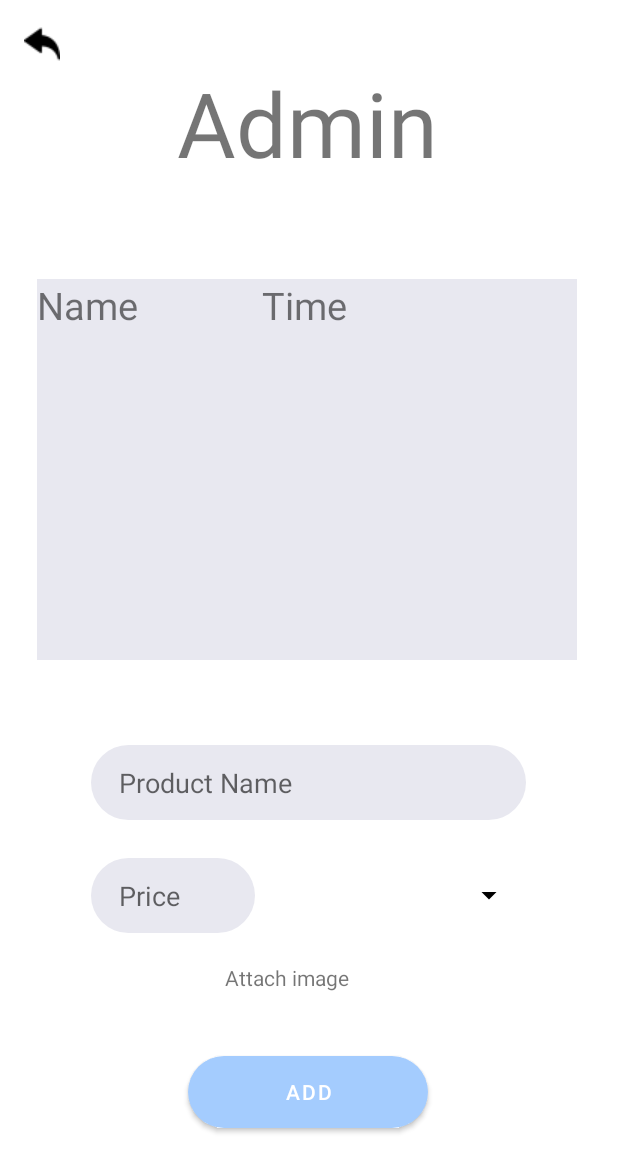
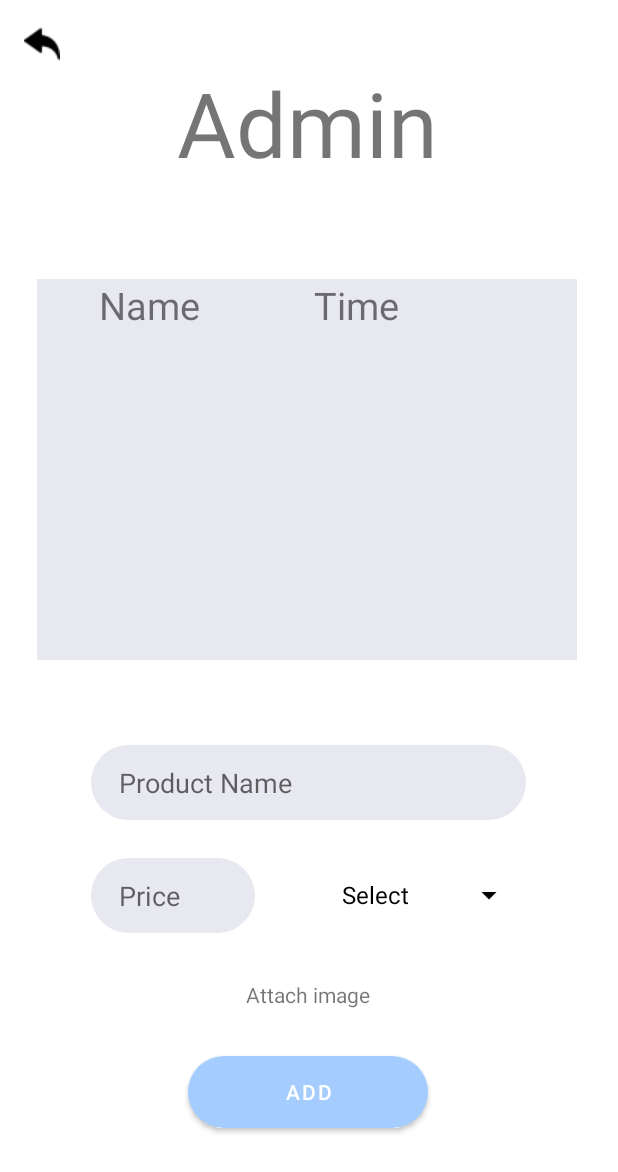
Before and after one commit to Mhmdbaba/CSC498G_FinalProject_BarberApp, an Android app: the admin screen opened directly, with no data from a screen before it, on a phone screen of 412 x 824 dp. Shown: the top 1172 px of the screen. Run offline under Robolectric (Android 15) with nearby library versions, the phone set to English and light mode, and no system bars.

Commit message:
commit 21

```diff
--- a/app/src/main/AndroidManifest.xml
+++ b/app/src/main/AndroidManifest.xml
@@ -9,6 +9,9 @@
         android:roundIcon="@mipmap/ic_launcher_round"
         android:supportsRtl="true"
         android:theme="@style/Theme.Barber">
+        <activity
+            android:name=".Catalogue"
+            android:exported="false" />
         <activity
             android:name=".admin"
             android:exported="false" />
--- a/app/src/main/java/com/example/barber/HomePage.java
+++ b/app/src/main/java/com/example/barber/HomePage.java
@@ -45,7 +45,7 @@ public class HomePage extends AppCompatActivity {
     }
 
     public void Button(View view){
-        Button btn = (Button) view;
+        TextView btn = (TextView) view;
         if (btn.getTag().toString().equalsIgnoreCase("logout")){
             Intent intent = new Intent(this,MainActivity.class);
             startActivity(intent);
--- a/app/src/main/java/com/example/barber/admin.java
+++ b/app/src/main/java/com/example/barber/admin.java
@@ -5,14 +5,33 @@ import androidx.appcompat.app.AppCompatActivity;
 import android.content.Intent;
 import android.os.Bundle;
 import android.view.View;
+import android.widget.ArrayAdapter;
 import android.widget.Button;
+import android.widget.Spinner;
+
+import java.util.ArrayList;
+import java.util.List;
 
 public class admin extends AppCompatActivity {
+
+    ArrayList<String> arr = new ArrayList<>();
+    ArrayAdapter<String> arrAd;
+    Spinner sp_cate;
 
     @Override
     protected void onCreate(Bundle savedInstanceState) {
         super.onCreate(savedInstanceState);
         setContentView(R.layout.activity_admin);
+
+        sp_cate = (Spinner) findViewById(R.id.sp_category);
+        arr.add("Select");
+        arr.add("Haircut");
+        arr.add("Treatments");
+        arr.add("Hair Gel & Wax");
+        arr.add("Oils");
+        arr.add("Accessories");
+        arrAd = new ArrayAdapter<String>(this, android.R.layout.simple_spinner_dropdown_item, arr);
+        sp_cate.setAdapter(arrAd);
     }
 
     public void Button(View view) {
--- a/app/src/main/res/layout/activity_admin.xml
+++ b/app/src/main/res/layout/activity_admin.xml
@@ -36,7 +36,7 @@
         app:layout_constraintVertical_bias="0.907" />
 
     <Spinner
-        android:id="@+id/spinner2"
+        android:id="@+id/sp_category"
         android:layout_width="130dp"
         android:layout_height="50dp"
         android:backgroundTint="@color/black"
@@ -95,6 +95,7 @@
                 android:layout_width="150sp"
                 android:layout_height="wrap_content"
                 android:text="Name"
+                android:textAlignment="center"
                 android:textSize="25dp" />
 
             <TextView
@@ -102,6 +103,7 @@
                 android:layout_width="125sp"
                 android:layout_height="wrap_content"
                 android:text="Time"
+                android:textAlignment="center"
                 android:textSize="25dp" />
 
             <TextView
@@ -135,8 +137,8 @@
         android:text="Attach image"
         app:layout_constraintBottom_toBottomOf="parent"
         app:layout_constraintEnd_toEndOf="parent"
-        app:layout_constraintHorizontal_bias="0.456"
+        app:layout_constraintHorizontal_bias="0.498"
         app:layout_constraintStart_toStartOf="parent"
         app:layout_constraintTop_toTopOf="parent"
-        app:layout_constraintVertical_bias="0.798" />
+        app:layout_constraintVertical_bias="0.812" />
 </androidx.constraintlayout.widget.ConstraintLayout>
```
Also changed, not shown: app/src/main/java/com/example/barber/Catalogue.java (added, +14 -0 lines), app/src/main/res/layout/activity_catalogue.xml (added, +9 -0 lines).
